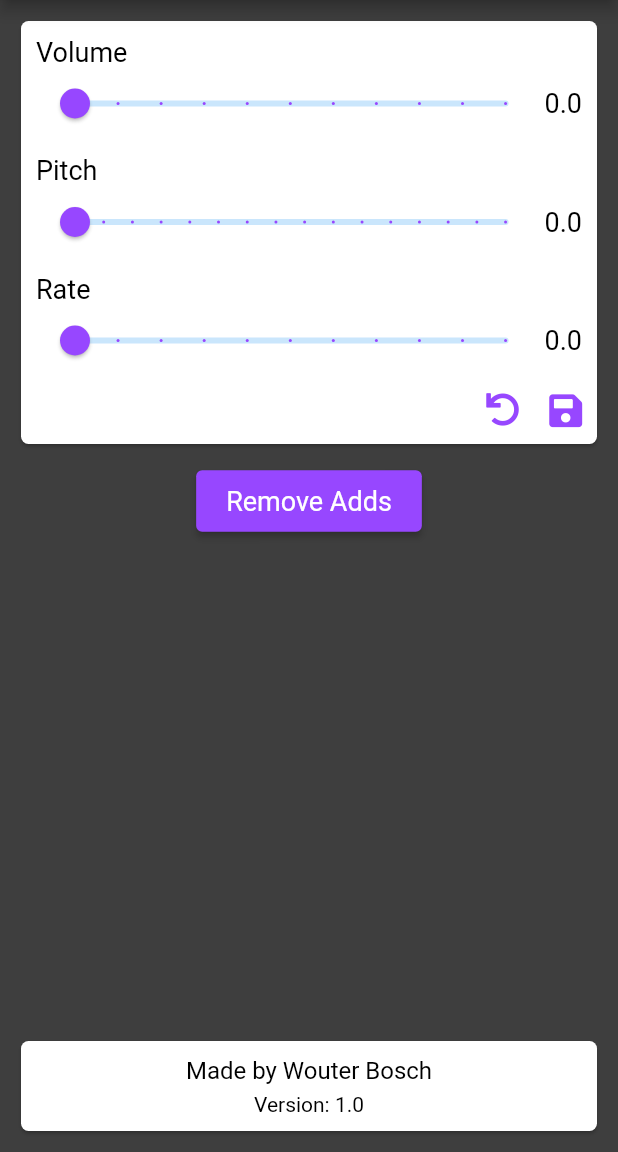
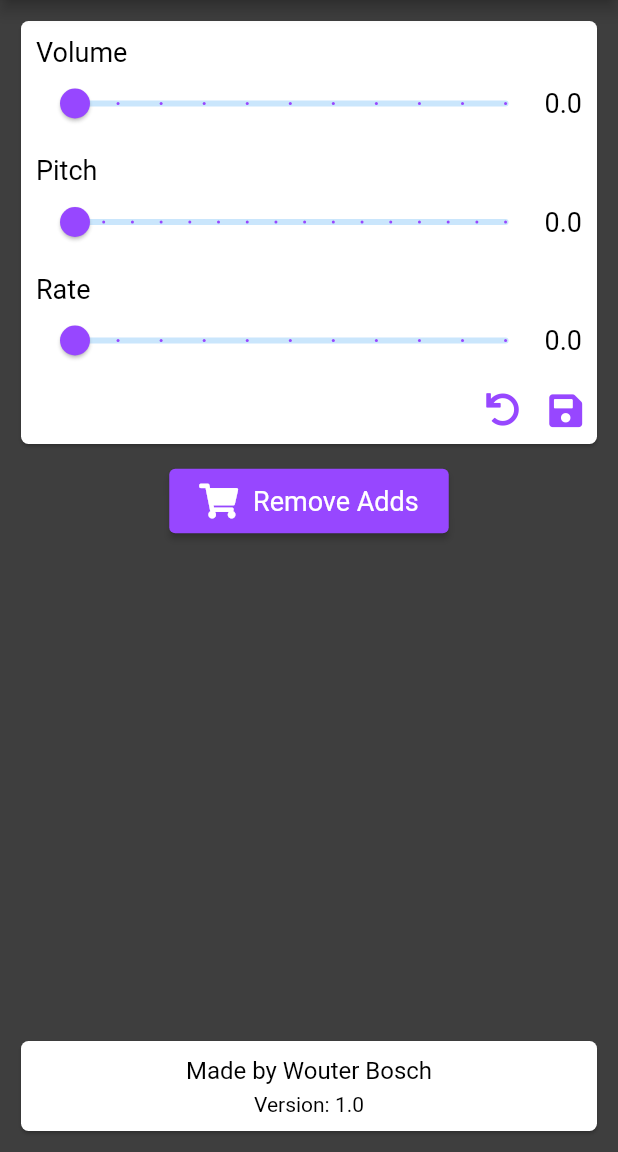
Before and after one commit to WackyWouter/VoiceBoxTTS, a Flutter app: the SettingsScreen screen opened by its route, on a phone screen of 412 x 824 dp, the part 84-1236 px from its top. Run offline on Flutter 3.47's test engine with Material 2 defaults, Android fonts, the phone set to English and light mode, and no system bars; our stand-ins replace dropdown_button2, flutter_tts, font_awesome_flutter, google_mobile_ads, shared_preferences; accounts and stored records are empty; network calls fail.

Commit message:
add icon to elevated button

```diff
--- a/lib/screens/settings_screen.dart
+++ b/lib/screens/settings_screen.dart
@@ -141,8 +141,20 @@ class _SettingsScreenState extends State<SettingsScreen> {
                     //  TODO add functionality to remove adds
                     // https://pub.dev/packages/in_app_purchase
                   },
-                  child: const Text(
-                    'Remove Adds',
+                  child: Row(
+                    mainAxisSize: MainAxisSize.min,
+                    children: const [
+                      FaIcon(
+                        FontAwesomeIcons.shoppingCart,
+                        size: 23,
+                      ),
+                      SizedBox(
+                        width: 10,
+                      ),
+                      Text(
+                        'Remove Adds',
+                      ),
+                    ],
                   ),
                   style: ElevatedButton.styleFrom(
                     padding: const EdgeInsets.symmetric(
```
